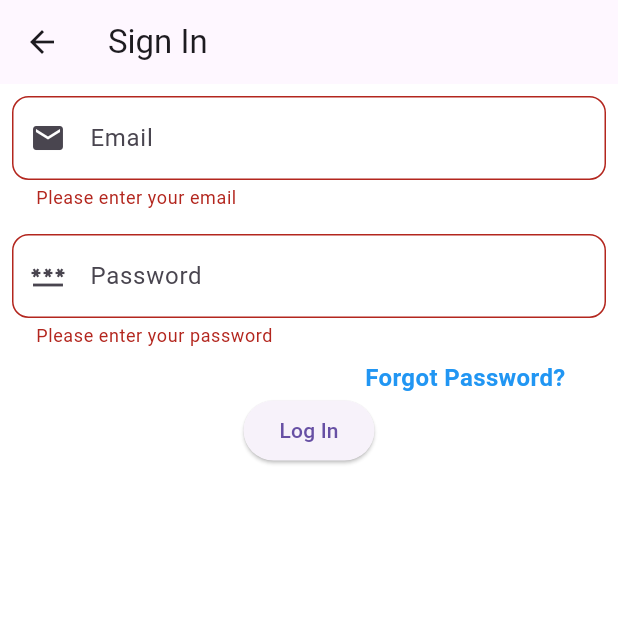
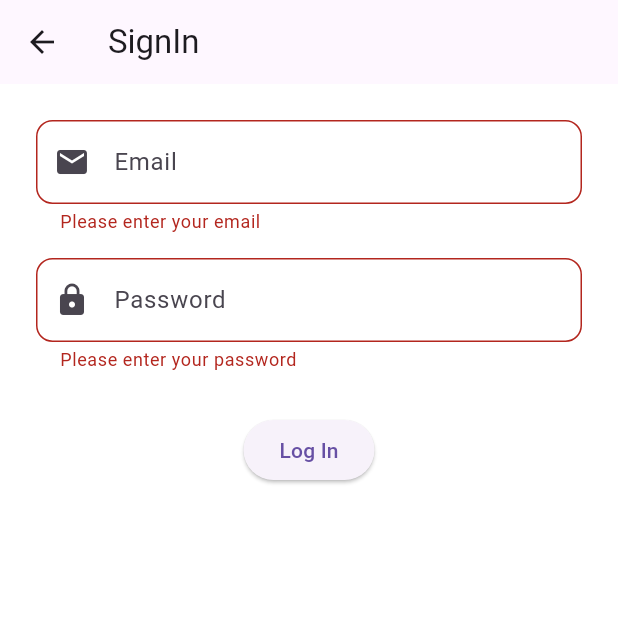
Before and after one commit to NabinTimsina-17/learn_app, a Flutter app: the SignIn screen opened directly, after a tap on "Log In", on a phone screen of 412 x 824 dp, the top half of it. Run offline on Flutter 3.47's test engine with Material 3 defaults, Android fonts, the phone set to English and light mode, and no system bars; our stand-ins replace cloud_firestore, firebase_auth, firebase_core; accounts and stored records are empty.

```diff
--- a/lib/setup.dart
+++ b/lib/setup.dart
@@ -10,6 +10,6 @@ class SetUp extends StatefulWidget {
 class _SetUpState extends State<SetUp> {
   @override
   Widget build(BuildContext context) {
-    return const Placeholder();
+    return const Scaffold();
   }
 }
--- a/lib/signin.dart
+++ b/lib/signin.dart
@@ -1,7 +1,7 @@
 import 'package:cloud_firestore/cloud_firestore.dart';
 import 'package:firebase_auth/firebase_auth.dart';
 import 'package:flutter/material.dart';
-import 'package:learn_app/setup.dart';
+import 'package:learn_app/setup.dart'; // Replace with your next screen import
 
 class SignIn extends StatefulWidget {
   const SignIn({super.key});
@@ -31,14 +31,15 @@ class _SignInState extends State<SignIn> {
           password: _passwordController.text,
         );
 
-        // Get the user id
         String uid = userCredential.user!.uid;
 
         // Fetch user data from Firestore
         DocumentSnapshot userDoc = await FirebaseFirestore.instance.collection('users').doc(uid).get();
 
-        // Access user data
-        String fullName = userDoc['fullName'];
+        if (userDoc.exists) {
+          Map<String, dynamic>? userData = userDoc.data() as Map<String, dynamic>?;
+
+          String fullName = userData?['displayName'] ?? 'User';
 
           ScaffoldMessenger.of(context).showSnackBar(
             SnackBar(content: Text('Welcome back, $fullName!')),
@@ -47,12 +48,16 @@ class _SignInState extends State<SignIn> {
           // Navigate to the next screen
           Navigator.pushReplacement(
             context,
-          MaterialPageRoute(builder: (context) => const SetUp()),
+            MaterialPageRoute(builder: (context) => const SetUp()), // Replace with your next screen
           );
+        } else {
+          ScaffoldMessenger.of(context).showSnackBar(
+            const SnackBar(content: Text('User data not found in the database.')),
+          );
+        }
       } catch (e) {
         String errorMessage;
 
-        // Firebase Auth specific errors
         if (e is FirebaseAuthException) {
           if (e.code == 'user-not-found') {
             errorMessage = 'No user found for that email.';
@@ -76,8 +81,11 @@ class _SignInState extends State<SignIn> {
   Widget build(BuildContext context) {
     return Scaffold(
       backgroundColor: Colors.white,
-      appBar: AppBar(title: const Text('Sign In')),
+      appBar: AppBar(
+        title: const Text('SignIn'),
+      ),
       body: SingleChildScrollView(
+        padding: const EdgeInsets.all(16.0),
         child: Form(
           key: _formKey,
           child: Column(
@@ -90,17 +98,16 @@ class _SignInState extends State<SignIn> {
                   if (value == null || value.isEmpty) {
                     return 'Please enter your email';
                   }
-                  // Add simple email validation
                   if (!RegExp(r'^[^@]+@[^@]+\.[^@]+').hasMatch(value)) {
-                    return 'Please enter a valid email';
+                    return 'Please enter a valid email address';
                   }
                   return null;
                 },
               ),
               inputField(
                 controller: _passwordController,
-                hint: "Password",
-                icon: Icons.password,
+                hint: 'Password',
+                icon: Icons.lock,
                 isPassword: true,
                 validator: (value) {
                   if (value == null || value.isEmpty) {
@@ -109,30 +116,16 @@ class _SignInState extends State<SignIn> {
                   return null;
                 },
               ),
-              const Padding(
-                padding: EdgeInsets.symmetric(horizontal: 35),
-                child: Align(
-                  alignment: Alignment.centerRight,
-                  child: Text(
-                    "Forgot Password?",
-                    style: TextStyle(
-                      fontWeight: FontWeight.bold,
-                      fontSize: 16,
-                      color: Colors.blue,
-                    ),
-                  ),
-                ),
-              ),
+              const SizedBox(height: 20),
               ElevatedButton(
                 onPressed: _logIn,
-                child: const Text("Log In"),
+                child: const Text('Log In'),
               ),
             ],
           ),
         ),
       ),
     );
-  }
   }
 
   Widget inputField({
@@ -151,10 +144,9 @@ Widget inputField({
         decoration: InputDecoration(
           hintText: hint,
           prefixIcon: Icon(icon),
-        border: OutlineInputBorder(
-          borderRadius: BorderRadius.circular(11),
-        ),
+          border: OutlineInputBorder(borderRadius: BorderRadius.circular(11)),
         ),
       ),
     );
   }
+}
--- a/lib/signup.dart
+++ b/lib/signup.dart
@@ -35,42 +35,28 @@ class _SignUpState extends State<SignUp> {
         return;
       }
 
-// Inside _signUp function after successful Firestore data saving
       try {
-  // Sign up user
+        // Create a new user with Firebase Authentication
         UserCredential userCredential = await FirebaseAuth.instance.createUserWithEmailAndPassword(
           email: _emailController.text,
           password: _passwordController.text,
         );
 
-  // Get the user Id
         String uid = userCredential.user!.uid;
 
         // Store user information in Firestore
-  // await FirebaseFirestore.instance.collection('user').doc(uid).set({
-  //   'displayName': _fullNameController.text,
-  //   'email': _emailController.text,
-  // }).then((result){
-  // Show success message
-  if(uid.isNotEmpty){
-    await FirebaseFirestore.instance.collection('user').doc(uid).set({
+        await FirebaseFirestore.instance.collection('users').doc(uid).set({
           'displayName': _fullNameController.text,
           'email': _emailController.text,
         });
+
         ScaffoldMessenger.of(context).showSnackBar(
           const SnackBar(content: Text('Sign Up Successful')),
         );
-  }
 
-  // });
-
-
-
-  // Ensure the context is valid before navigating
         if (mounted) {
-    // Navigate to the SignIn page
           Navigator.of(context).pushReplacement(
-      MaterialPageRoute(builder: (context) =>  const SignIn()),
+            MaterialPageRoute(builder: (context) => const SignIn()),
           );
         }
       } catch (e) {
@@ -80,21 +66,17 @@ try {
             errorMessage = 'The password provided is too weak.';
           } else if (e.code == 'email-already-in-use') {
             errorMessage = 'The account already exists for that email.';
-    } else if (e.code == 'invalid-email') {
-      errorMessage = 'The email address is not valid.';
           } else {
             errorMessage = 'Failed to sign up: ${e.message}';
           }
         } else {
-    errorMessage = 'An unknown error occurred.$e';
+          errorMessage = 'An unknown error occurred.';
         }
 
-  // Show error message
         ScaffoldMessenger.of(context).showSnackBar(
           SnackBar(content: Text(errorMessage)),
         );
       }
-
     }
   }
 
@@ -130,7 +112,6 @@ try {
                   if (value == null || value.isEmpty) {
                     return 'Please enter your email';
                   }
-                  // Add simple email validation
                   if (!RegExp(r'^[^@]+@[^@]+\.[^@]+').hasMatch(value)) {
                     return 'Please enter a valid email address';
                   }
@@ -196,5 +177,4 @@ try {
       ),
     );
   }
-
 }
```
Lines whose indentation alone changed are shown as unchanged.
